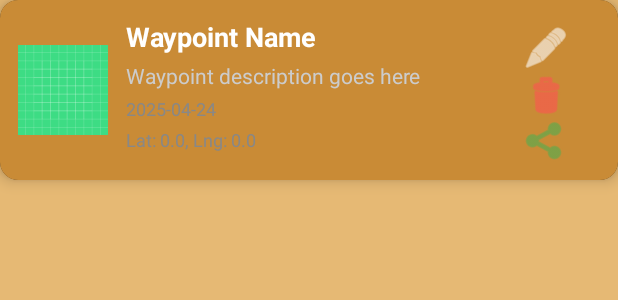
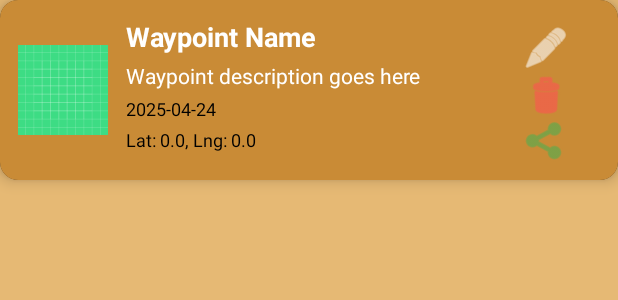
Before and after one commit to zhichengliangnhl/gps_app, an Android app: the layout item_waypoint.xml on its own in the app's theme, with its tools: preview values and no code run, on a phone screen of 412 x 824 dp. Shown: the top 300 px of the screen. Run offline under Robolectric (Android 15) with nearby library versions, the phone set to English and light mode, and no system bars.

Commit message:
Changed colors for better readability of the waypoint

```diff
--- a/app/src/main/res/layout/item_waypoint.xml
+++ b/app/src/main/res/layout/item_waypoint.xml
@@ -50,7 +50,7 @@
             android:layout_marginTop="4dp"
             android:layout_marginEnd="48dp"
             android:text="Waypoint description goes here"
-            android:textColor="#CCCCCC"
+            android:textColor="#ffffff"
             android:textSize="14sp" />
 
         <TextView
@@ -61,7 +61,7 @@
             android:layout_alignStart="@id/waypointName"
             android:layout_marginTop="4dp"
             android:text="2025-04-24"
-            android:textColor="#888888"
+            android:textColor="#000000"
             android:textSize="12sp" />
 
         <TextView
@@ -72,7 +72,7 @@
             android:layout_alignStart="@id/waypointName"
             android:layout_marginTop="4dp"
             android:text="Lat: 0.0, Lng: 0.0"
-            android:textColor="#888888"
+            android:textColor="#000000"
             android:textSize="12sp" />
 
         <ImageButton
```
